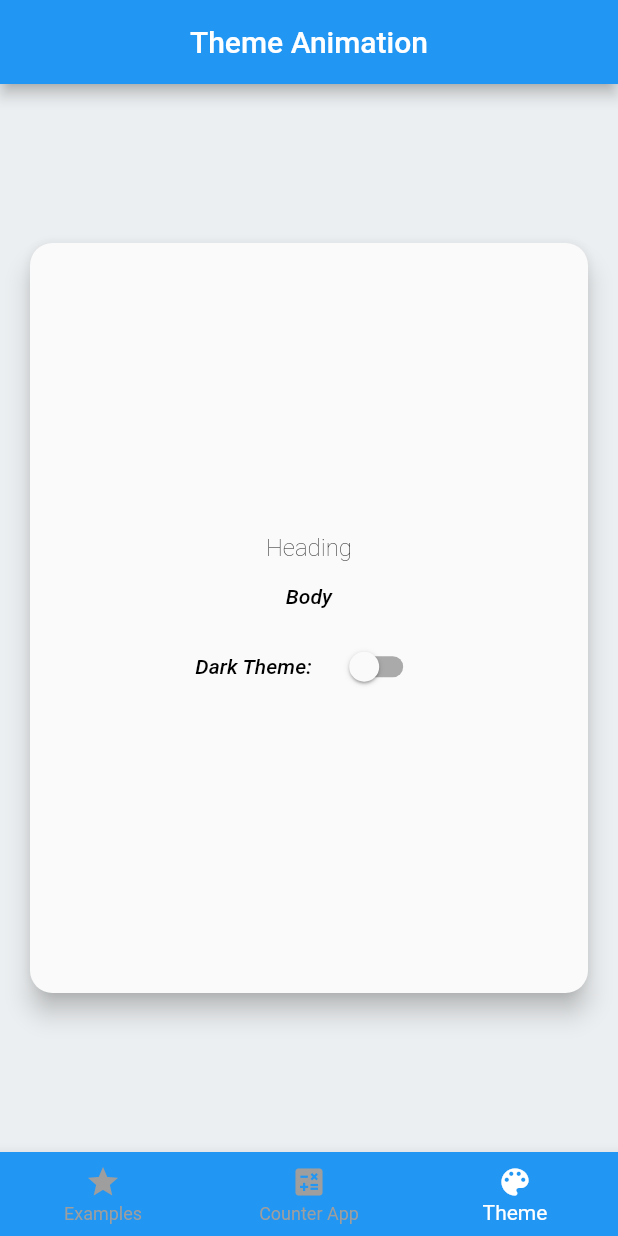
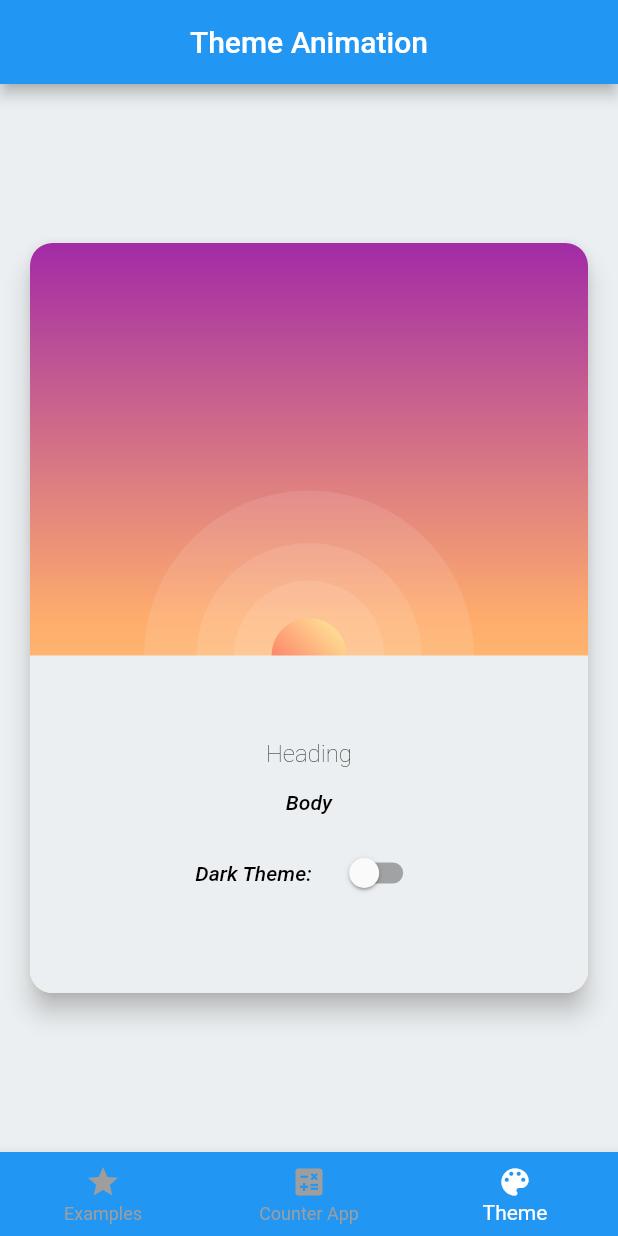
Before and after one commit to Pat992/dart-flutter-2022-clean, a Flutter app: the screen it shows after launch, item 3 of the bottom bar chosen, on a phone screen of 412 x 824 dp. Run offline on Flutter 3.47's test engine with Material 2 defaults, Android fonts, the phone set to English and light mode, and no system bars.

Commit message:
animations done, very simple with containers

```diff
--- a/flutter_grundlagen/lib/presentation/theme_animation/theme_animation_page.dart
+++ b/flutter_grundlagen/lib/presentation/theme_animation/theme_animation_page.dart
@@ -1,5 +1,10 @@
+import 'dart:math';
+
 import 'package:flutter/material.dart';
 import 'package:flutter_grundlagen/application/theme_service.dart';
+import 'package:flutter_grundlagen/presentation/theme_animation/widgets/moon.dart';
+import 'package:flutter_grundlagen/presentation/theme_animation/widgets/star.dart';
+import 'package:flutter_grundlagen/presentation/theme_animation/widgets/sun.dart';
 import 'package:provider/provider.dart';
 
 class ThemeAnimationPage extends StatelessWidget {
@@ -22,11 +27,118 @@ class ThemeAnimationPage extends StatelessWidget {
               constraints: const BoxConstraints(
                 minWidth: double.infinity,
               ),
-              child: Container(
+              child: Consumer<ThemeService>(builder: (context, state, child) {
+                return Container(
                   height: 500,
                   decoration: BoxDecoration(
+                    gradient: LinearGradient(
+                      colors: state.isDarkMode
+                          ? const [
+                              Color(0xFF94A9FF),
+                              Color(0xFF6B66CC),
+                              Color(0xFF200F75),
+                            ]
+                          : const [
+                              Color(0xDDFFFA66),
+                              Color(0xDDFFA057),
+                              Color(0xDD940B99),
+                            ],
+                      begin: Alignment.bottomCenter,
+                      end: Alignment.topCenter,
+                    ),
                     borderRadius: BorderRadius.circular(15),
                   ),
+                  child: Stack(
+                    children: [
+                      // Opacity animation nice
+                      Positioned(
+                        top: 70,
+                        right: 50,
+                        child: AnimatedOpacity(
+                          opacity: state.isDarkMode ? 1 : 0,
+                          duration: Duration(
+                            milliseconds: Random().nextInt(400 - 150),
+                          ),
+                          child: const Star(),
+                        ),
+                      ),
+                      Positioned(
+                        top: 150,
+                        left: 60,
+                        child: AnimatedOpacity(
+                          opacity: state.isDarkMode ? 1 : 0,
+                          duration: Duration(
+                            milliseconds: Random().nextInt(400 - 150),
+                          ),
+                          child: const Star(),
+                        ),
+                      ),
+                      Positioned(
+                        top: 40,
+                        left: 280,
+                        child: AnimatedOpacity(
+                          opacity: state.isDarkMode ? 1 : 0,
+                          duration: Duration(
+                            milliseconds: Random().nextInt(400 - 150),
+                          ),
+                          child: const Star(),
+                        ),
+                      ),
+                      Positioned(
+                        top: 50,
+                        left: 50,
+                        child: AnimatedOpacity(
+                          opacity: state.isDarkMode ? 1 : 0,
+                          duration: Duration(
+                            milliseconds: Random().nextInt(400 - 150),
+                          ),
+                          child: const Star(),
+                        ),
+                      ),
+                      Positioned(
+                        top: 100,
+                        right: 250,
+                        child: AnimatedOpacity(
+                          opacity: state.isDarkMode ? 1 : 0,
+                          duration: Duration(
+                            milliseconds: Random().nextInt(400 - 150),
+                          ),
+                          child: const Star(),
+                        ),
+                      ),
+                      // Animation of position, very cool
+                      AnimatedPositioned(
+                        duration: const Duration(milliseconds: 300),
+                        top: state.isDarkMode ? 100 : 130,
+                        right: state.isDarkMode ? 100 : -40,
+                        child: AnimatedOpacity(
+                          opacity: state.isDarkMode ? 0.7 : 0,
+                          duration: const Duration(milliseconds: 300),
+                          child: const Moon(),
+                        ),
+                      ),
+                      // There is an animated padding for animations, how cool
+                      AnimatedPadding(
+                        duration: const Duration(milliseconds: 300),
+                        curve: Curves.easeInOut,
+                        padding: state.isDarkMode
+                            ? const EdgeInsets.only(top: 120)
+                            : const EdgeInsets.only(top: 50),
+                        child: const Center(
+                          child: Sun(),
+                        ),
+                      ),
+                      Align(
+                        alignment: Alignment.bottomCenter,
+                        child: Container(
+                          decoration: BoxDecoration(
+                            color: Theme.of(context).primaryColor,
+                            borderRadius: const BorderRadius.only(
+                              bottomLeft: Radius.circular(15),
+                              bottomRight: Radius.circular(15),
+                            ),
+                          ),
+                          height: 225,
                           child: Column(
                             mainAxisAlignment: MainAxisAlignment.center,
                             children: <Widget>[
@@ -57,20 +169,23 @@ class ThemeAnimationPage extends StatelessWidget {
                                         ?.copyWith(fontSize: 14),
                                   ),
                                   const SizedBox(width: 15),
-                        Consumer<ThemeService>(
-                            builder: (context, state, child) {
-                          return Switch(
+                                  Switch(
                                     value: state.isDarkMode,
-                            onChanged: (_) => Provider.of<ThemeService>(context,
+                                    onChanged: (_) => Provider.of<ThemeService>(
+                                            context,
                                             listen: false)
                                         .toggleTheme(),
-                          );
-                        }),
+                                  ),
                                 ],
                               )
                             ],
                           ),
                         ),
+                      ),
+                    ],
+                  ),
+                );
+              }),
             ),
           ),
         ),
--- /dev/null
+++ b/flutter_grundlagen/lib/presentation/theme_animation/widgets/moon.dart
@@ -0,0 +1,24 @@
+import 'package:flutter/material.dart';
+
+class Moon extends StatelessWidget {
+  const Moon({Key? key}) : super(key: key);
+
+  @override
+  Widget build(BuildContext context) {
+    return Container(
+      height: 30,
+      width: 30,
+      decoration: const BoxDecoration(
+        shape: BoxShape.circle,
+        gradient: LinearGradient(
+          colors: [
+            Color(0xFF8983F7),
+            Color(0xFFA3DAFB),
+          ],
+          begin: Alignment.bottomLeft,
+          end: Alignment.topRight,
+        ),
+      ),
+    );
+  }
+}
--- /dev/null
+++ b/flutter_grundlagen/lib/presentation/theme_animation/widgets/star.dart
@@ -0,0 +1,28 @@
+import 'dart:math';
+
+import 'package:flutter/material.dart';
+
+class Star extends StatelessWidget {
+  const Star({Key? key}) : super(key: key);
+
+  @override
+  Widget build(BuildContext context) {
+    final radius = Random().nextDouble() * (3 - 1) + 1;
+    final spreadRadius = Random().nextDouble() * (6 - 4) + 4;
+    return Container(
+      width: radius,
+      height: radius,
+      decoration: BoxDecoration(
+          shape: BoxShape.circle,
+          color: const Color(0xFFC9E9FC),
+          boxShadow: [
+            BoxShadow(
+              color: const Color(0xFFC9E9FC).withOpacity(0.5),
+              spreadRadius: spreadRadius,
+              blurRadius: 7,
+              offset: const Offset(0, 0),
+            ),
+          ]),
+    );
+  }
+}
--- /dev/null
+++ b/flutter_grundlagen/lib/presentation/theme_animation/widgets/sun.dart
@@ -0,0 +1,55 @@
+import 'package:flutter/material.dart';
+
+class Sun extends StatelessWidget {
+  const Sun({Key? key}) : super(key: key);
+
+  @override
+  Widget build(BuildContext context) {
+    return Sunshine(
+      radius: 220,
+      child: Sunshine(
+        radius: 150,
+        child: Sunshine(
+          radius: 100,
+          child: Container(
+            height: 50,
+            width: 50,
+            decoration: const BoxDecoration(
+              shape: BoxShape.circle,
+              gradient: LinearGradient(
+                colors: [
+                  Color(0xDDFC554F),
+                  Color(0xDDFFF79E),
+                ],
+                begin: Alignment.bottomLeft,
+                end: Alignment.topRight,
+              ),
+            ),
+          ),
+        ),
+      ),
+    );
+  }
+}
+
+class Sunshine extends StatelessWidget {
+  final double radius;
+  final Widget child;
+  const Sunshine({Key? key, required this.radius, required this.child})
+      : super(key: key);
+
+  @override
+  Widget build(BuildContext context) {
+    return Container(
+      height: radius,
+      width: radius,
+      decoration: BoxDecoration(
+        shape: BoxShape.circle,
+        color: Colors.white.withOpacity(0.1),
+      ),
+      child: Center(
+        child: child,
+      ),
+    );
+  }
+}
--- a/flutter_grundlagen/lib/theme.dart
+++ b/flutter_grundlagen/lib/theme.dart
@@ -66,6 +66,7 @@ class AppTheme {
       primaryContainer: _lightPrimaryVariantColor,
     ),
     textTheme: _lightTextTheme,
+    primaryColor: _lightPrimaryColor,
   );
 
   static final ThemeData darkTheme = ThemeData(
@@ -84,10 +85,14 @@ class AppTheme {
       unselectedItemColor: _iconColorUnselected,
     ),
     colorScheme: ColorScheme.dark(
+      background: _darkPrimaryColor,
+      secondary: _darkPrimaryColor,
       primary: _darkPrimaryColor,
       onPrimary: _darkOnPrimaryColor,
-      primaryContainer: _darkPrimaryVariantColor,
+      primaryContainer: _darkPrimaryColor,
+      secondaryContainer: _darkPrimaryVariantColor,
     ),
+    primaryColor: _darkPrimaryColor,
     textTheme: _darkTextTheme,
   );
 }
```
Lines whose indentation alone changed are shown as unchanged.
